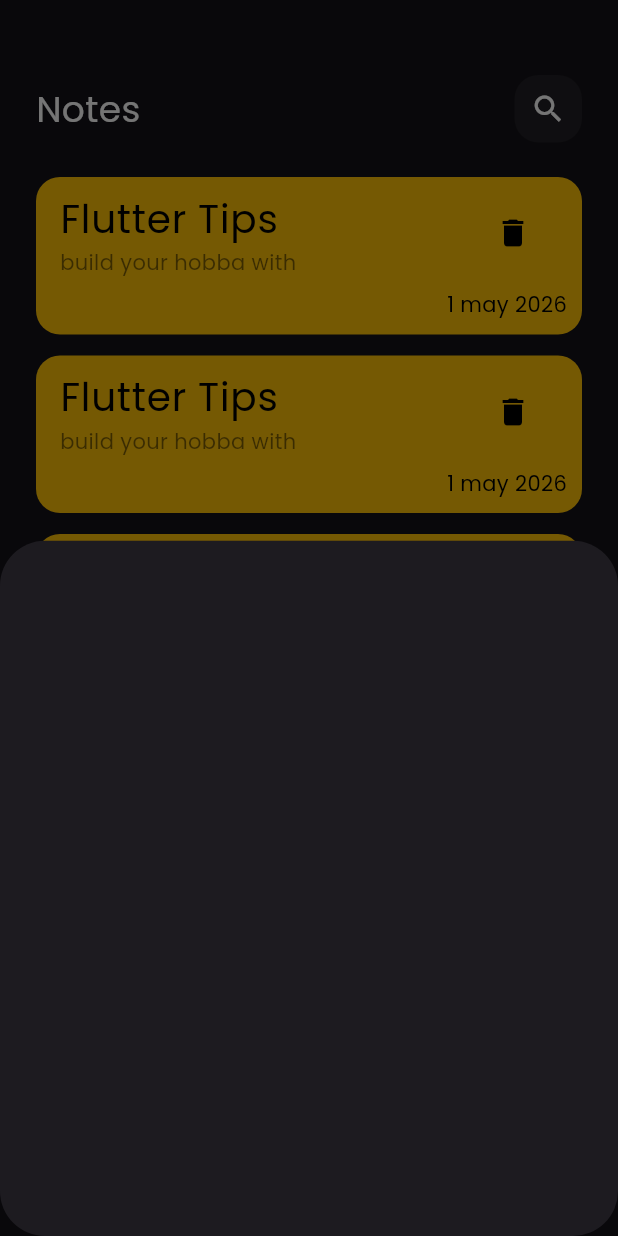
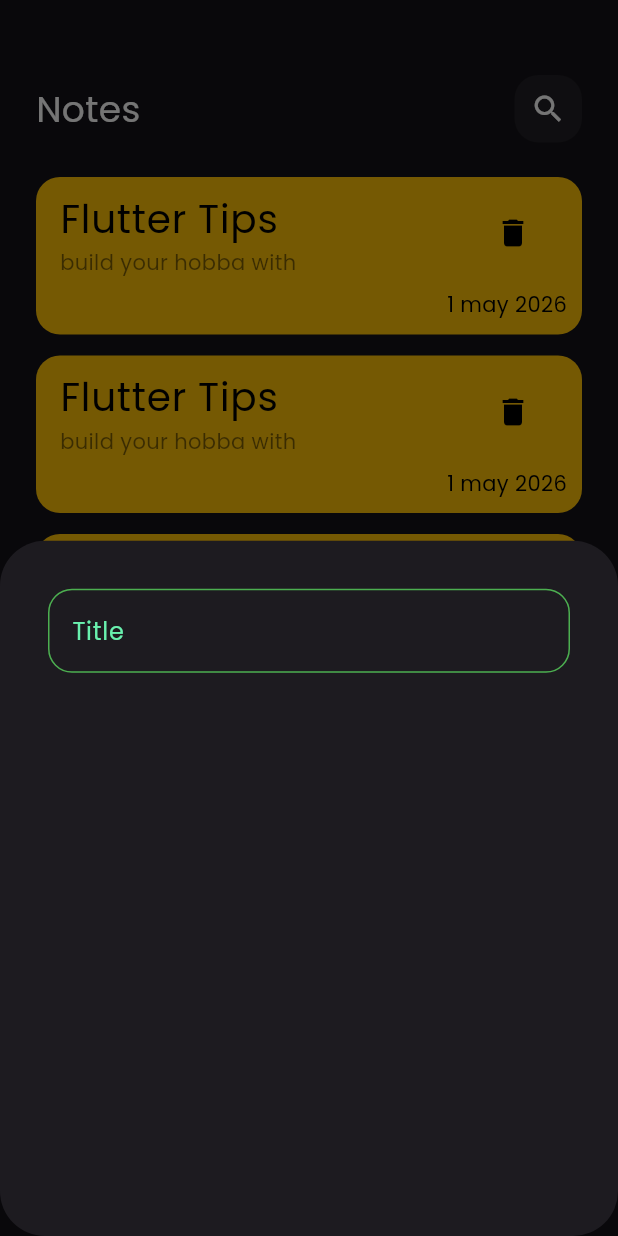
Before and after one commit to hassanmoh262/notes_app, a Flutter app: the screen it shows after launch, after a tap on the "add" icon, on a phone screen of 412 x 824 dp. Run offline on Flutter 3.47's test engine with Material 3 defaults, Android fonts, the phone set to English and light mode, and no system bars.

Commit message:
create custom text field

```diff
--- /dev/null
+++ b/lib/constants.dart
@@ -0,0 +1,3 @@
+import 'package:flutter/material.dart';
+
+const Color KPrimaryColor = Colors.greenAccent;
--- a/lib/widgets/add_note_button_sheet.dart
+++ b/lib/widgets/add_note_button_sheet.dart
@@ -1,10 +1,14 @@
 import 'package:flutter/material.dart';
+import 'package:notes_app/widgets/custom_text_field.dart';
 
 class AddNoteButtonSheet extends StatelessWidget {
   const AddNoteButtonSheet({super.key});
 
   @override
   Widget build(BuildContext context) {
-    return Container();
+    return Padding(
+      padding: const EdgeInsets.all(32),
+      child: Column(children: [CustomTextField()]),
+    );
   }
 }
--- /dev/null
+++ b/lib/widgets/custom_text_field.dart
@@ -0,0 +1,26 @@
+import 'package:flutter/material.dart';
+import 'package:notes_app/constants.dart';
+
+class CustomTextField extends StatelessWidget {
+  const CustomTextField({super.key});
+
+  @override
+  Widget build(BuildContext context) {
+    return TextField(
+      cursorColor: KPrimaryColor,
+      decoration: InputDecoration(
+        hintText: 'Title',
+        hintStyle: TextStyle(color: KPrimaryColor),
+        border: OutlineInputBorder(borderSide: BorderSide(color: Colors.white)),
+        enabledBorder: OutlineInputBorder(
+          borderSide: BorderSide(color: Colors.green),
+          borderRadius: BorderRadius.circular(16),
+        ),
+        focusedBorder: OutlineInputBorder(
+          borderRadius: BorderRadius.circular(16),
+          borderSide: BorderSide(color: Colors.red),
+        ),
+      ),
+    );
+  }
+}
```
